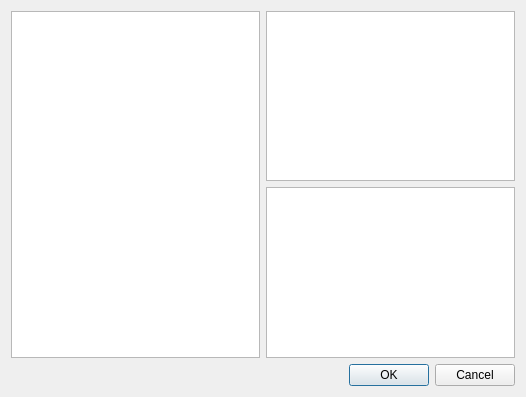
Before: the Qt Designer form jalapaquery/src/jalapaquery/newfiledialog.ui in leonhad/jalapaquery, drawn with Qt 5.
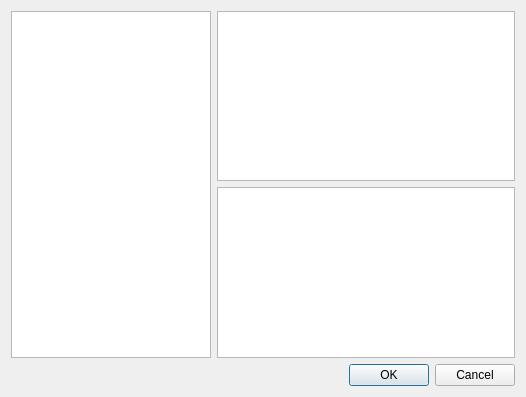
After: the same form once the commit is applied.

```diff
--- a/jalapaquery/src/jalapaquery/newfiledialog.ui
+++ b/jalapaquery/src/jalapaquery/newfiledialog.ui
@@ -15,7 +15,14 @@
   </property>
   <layout class="QGridLayout" name="gridLayout">
    <item row="0" column="0" rowspan="2">
-    <widget class="QListView" name="listView"/>
+    <widget class="QListView" name="projectType">
+     <property name="maximumSize">
+      <size>
+       <width>200</width>
+       <height>16777215</height>
+      </size>
+     </property>
+    </widget>
    </item>
    <item row="2" column="0" colspan="2">
     <widget class="QDialogButtonBox" name="buttonBox">
```
Left out of the diff: 4 changed lines with no effect on the pictures.
